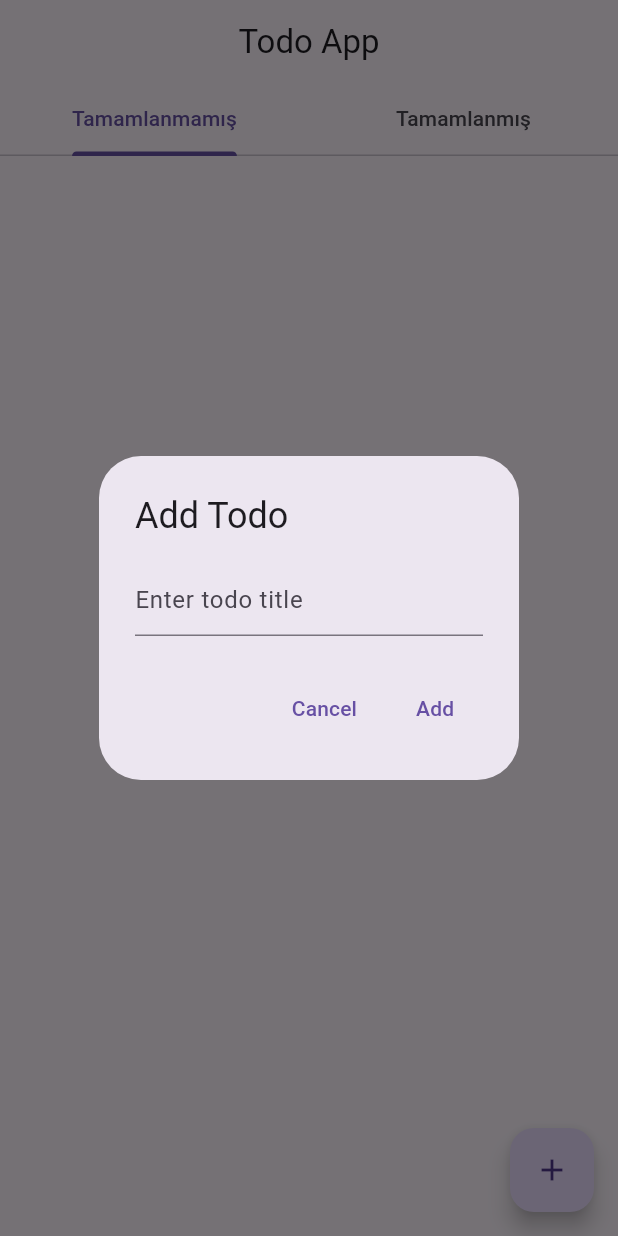
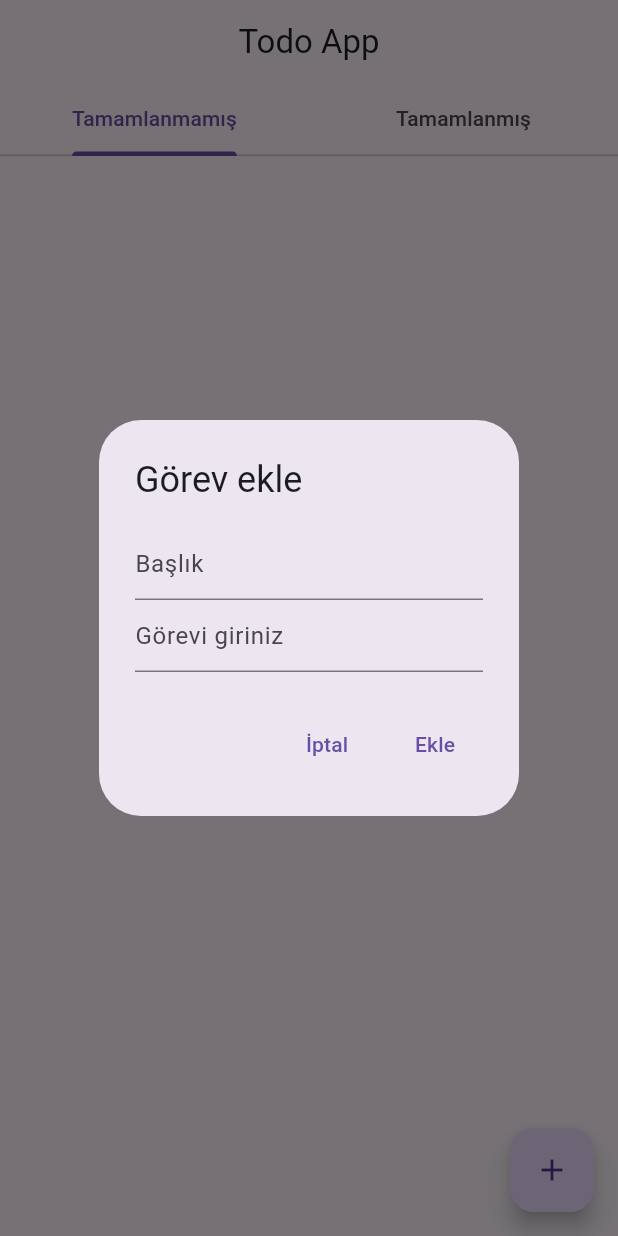
Before and after one commit to mehmetakifkucukkaya/todo_app-flutter, a Flutter app: the screen it shows after launch, after a tap on "Giriş Yap", after a tap on the "add" icon, on a phone screen of 412 x 824 dp. Run offline on Flutter 3.47's test engine with Material 3 defaults, Android fonts, the phone set to English and light mode, and no system bars; our stand-ins replace firebase_auth, firebase_core, get; missing offline and left inert: firebase_cloud_firestore; accounts and stored records are empty; network calls fail.

Commit message:
Added addTodo method and optimizated codes

```diff
--- a/analysis_options.yaml
+++ b/analysis_options.yaml
@@ -11,6 +11,7 @@ analyzer:
   errors:
     avoid_print: ignore
     constant_identifier_names: ignore
+    use_build_context_synchronously: ignore
 include: package:flutter_lints/flutter.yaml
 
 linter:
--- a/lib/controllers/todo_controller.dart
+++ b/lib/controllers/todo_controller.dart
@@ -1,14 +1,15 @@
-import 'package:cloud_firestore/cloud_firestore.dart'; // Firebase Cloud Firestore yerine doğru paket adı
 import 'package:get/get.dart';
 
 import '../data/models/todo_model.dart';
+import '../data/services/todo_service.dart';
 import 'auth_controller.dart';
 
 class TodoController extends GetxController {
-  final FirebaseFirestore _firestore = FirebaseFirestore.instance;
+  final TodoService _todoService = TodoService();
   final AuthController _authController = Get.find<AuthController>();
 
   final todos = <TodoModel>[].obs;
+  final isLoading = false.obs;
 
   @override
   void onInit() {
@@ -17,89 +18,56 @@ class TodoController extends GetxController {
     fetchTodos();
   }
 
-  //* Todoları Firebase'den getirme metodu
   List<TodoModel> get incompleteTodos =>
       todos.where((todo) => !todo.isCompleted).toList();
 
   List<TodoModel> get completedTodos =>
       todos.where((todo) => todo.isCompleted).toList();
 
-  //* Todoları firebase'den çekme metodu
+//* görevleri veritabanından çeken metot
   Future<void> fetchTodos() async {
     if (_authController.userId == null) {
       print('User ID is null');
       return;
     }
 
+    isLoading.value = true;
+
     try {
-      print('Fetching todos for user: ${_authController.userId}');
-      final querySnapshot = await _firestore
-          .collection('users')
-          .doc(_authController.userId)
-          .collection('todos')
-          .get();
-
-      print('Query snapshot: ${querySnapshot.docs.length} documents');
-
-      if (querySnapshot.docs.isEmpty) {
-        print('No todos found for user: ${_authController.userId}');
-      } else {
-        todos.value = querySnapshot.docs
-            .map((doc) => TodoModel.fromFirestore(doc))
-            .toList();
-        print("Fetched todos: ${todos.length}");
-        for (var todo in todos) {
-          print('Todo: ${todo.title}, Completed: ${todo.isCompleted}');
-        }
-      }
-    } catch (e) {
-      print('Failed to fetch todos: $e');
+      final fetchedTodos =
+          await _todoService.fetchTodos(_authController.userId!);
+      todos.value = fetchedTodos;
+    } finally {
+      isLoading.value = false;
     }
   }
 
+//* Yeni görev eklemek için kullanılan metot
   Future<void> addTodo(String title, String todo) async {
     if (_authController.userId == null) return;
 
     final newTodo = TodoModel(
       title: title,
       userId: _authController.userId!,
-      todo: todo, // Yeni özellik ekleniyor
+      todo: todo,
+      isCompleted: false,
+      createdAt: DateTime.now(),
     );
 
-    try {
-      final docRef = await _firestore
-          .collection('users')
-          .doc(_authController.userId)
-          .collection('todos')
-          .add(newTodo.toMap());
-      newTodo.id = docRef.id;
-      todos.add(newTodo);
-      print("Added todo: ${newTodo.title}");
-    } catch (e) {
-      print('Failed to add todo: $e');
-    }
+    await _todoService.addTodo(_authController.userId!, newTodo);
+    todos.add(newTodo);
   }
 
-  //* Todo'yu tamamlayıp tamamalamama durumunu kontrol eden metot
+//* Tamamlanıp tamamlanmama durumunu yöneten metod
   Future<void> toggleTodo(TodoModel todo) async {
     if (_authController.userId == null) return;
 
     final updatedTodo = todo.copyWith(isCompleted: !todo.isCompleted);
 
-    try {
-      await _firestore
-          .collection('users')
-          .doc(_authController.userId)
-          .collection('todos')
-          .doc(todo.id)
-          .update(updatedTodo.toMap());
-      final index = todos.indexWhere((t) => t.id == todo.id);
-      if (index != -1) {
-        todos[index] = updatedTodo;
-      }
-      print("Toggled todo: ${updatedTodo.title}");
-    } catch (e) {
-      print('Failed to toggle todo: $e');
+    await _todoService.updateTodo(_authController.userId!, updatedTodo);
+    final index = todos.indexWhere((t) => t.id == todo.id);
+    if (index != -1) {
+      todos[index] = updatedTodo;
     }
   }
 }
--- a/lib/core/constants/app_strings.dart
+++ b/lib/core/constants/app_strings.dart
@@ -45,4 +45,14 @@ class AppStrings {
 
   static const String passwordMinCharacter =
       "Şifreniz en az 8 karakter olmalıdır";
+
+  // Görev ekleme ile ilgili //
+
+  static const String title = "Başlık";
+  static const String todoAdd = "Görevi giriniz";
+  static const String pageTitle = "Görev ekle";
+
+  // Butonlar
+  static const String cancel = "İptal";
+  static const String add = "Ekle";
 }
--- a/lib/data/models/todo_model.dart
+++ b/lib/data/models/todo_model.dart
@@ -1,4 +1,4 @@
-import 'package:cloud_firestore/cloud_firestore.dart'; // Firebase Cloud Firestore yerine doğru paket adı
+import 'package:firebase_cloud_firestore/firebase_cloud_firestore.dart';
 
 class TodoModel {
   String? id;
@@ -6,7 +6,7 @@ class TodoModel {
   bool isCompleted;
   DateTime createdAt;
   String userId;
-  String todo; // Yeni eklenen todo özelliği
+  String todo;
 
   TodoModel({
     this.id,
@@ -14,7 +14,7 @@ class TodoModel {
     this.isCompleted = false,
     required this.userId,
     DateTime? createdAt,
-    this.todo = '', // Yeni özelliğin varsayılan değeri
+    this.todo = '',
   }) : createdAt = createdAt ?? DateTime.now();
 
   // Firestore'dan veri okumak için factory constructor
@@ -26,7 +26,7 @@ class TodoModel {
       isCompleted: data['isCompleted'] ?? false,
       userId: data['userId'] ?? '',
       createdAt: (data['createdAt'] as Timestamp).toDate(),
-      todo: data['todo'] ?? '', // Yeni özelliğin okunması
+      todo: data['todo'] ?? '',
     );
   }
 
@@ -37,7 +37,7 @@ class TodoModel {
       'isCompleted': isCompleted,
       'userId': userId,
       'createdAt': Timestamp.fromDate(createdAt),
-      'todo': todo, // Yeni özelliğin eklenmesi
+      'todo': todo,
     };
   }
 
@@ -56,7 +56,7 @@ class TodoModel {
       isCompleted: isCompleted ?? this.isCompleted,
       userId: userId ?? this.userId,
       createdAt: createdAt ?? this.createdAt,
-      todo: todo ?? this.todo, // Yeni özelliğin güncellenmesi
+      todo: todo ?? this.todo,
     );
   }
 }
--- a/lib/presentation/atoms/todo/todo_item.dart
+++ b/lib/presentation/atoms/todo/todo_item.dart
@@ -30,10 +30,15 @@ class TodoItem extends StatelessWidget {
         subtitle: Column(
           crossAxisAlignment: CrossAxisAlignment.start,
           children: [
-            Text(todo.todo),
+            Text(
+              todo.todo,
+              style: const TextStyle(
+                fontSize: 16,
+              ),
+            ),
             const SizedBox(height: 8),
             Text(
-              'Created on: ${todo.createdAt.toLocal().toString().split(' ')[0]}',
+              todo.createdAt.toLocal().toString().split(' ')[0],
               style: TextStyle(
                 color: Colors.grey[600],
                 fontStyle: FontStyle.italic,
--- a/lib/presentation/views/home_page.dart
+++ b/lib/presentation/views/home_page.dart
@@ -18,7 +18,13 @@ class HomePage extends StatelessWidget {
         centerTitle: true,
       ),
       body: Obx(
-        () => DefaultTabController(
+        () {
+          if (controller.isLoading.value) {
+            return const Center(
+              child: CircularProgressIndicator(),
+            );
+          }
+          return DefaultTabController(
             length: 2,
             child: Column(
               children: [
@@ -38,7 +44,8 @@ class HomePage extends StatelessWidget {
                 ),
               ],
             ),
-        ),
+          );
+        },
       ),
       floatingActionButton: FloatingActionButton(
         onPressed: () => _showAddTodoDialog(context),
@@ -47,31 +54,70 @@ class HomePage extends StatelessWidget {
     );
   }
 
+  //* Görev Ekleme pop-up'ı
   void _showAddTodoDialog(BuildContext context) {
-    final TextEditingController textController = TextEditingController();
+    final TextEditingController titleController = TextEditingController();
+    final TextEditingController todoController = TextEditingController();
 
     showDialog(
       context: context,
       builder: (context) => AlertDialog(
-        title: const Text('Add Todo'),
-        content: TextField(
-          controller: textController,
-          decoration: const InputDecoration(hintText: 'Enter todo title'),
+        title: const Text(AppStrings.pageTitle),
+        content: Column(
+          mainAxisSize: MainAxisSize.min,
+          children: [
+            TextField(
+              controller: titleController,
+              decoration:
+                  const InputDecoration(hintText: AppStrings.title),
+            ),
+            TextField(
+              controller: todoController,
+              decoration:
+                  const InputDecoration(hintText: AppStrings.todoAdd),
+            ),
+          ],
         ),
         actions: [
           TextButton(
             onPressed: () => Navigator.pop(context),
-            child: const Text('Cancel'),
+            child: const Text(AppStrings.cancel),
           ),
           TextButton(
-            onPressed: () {
-              if (textController.text.isNotEmpty) {
-                controller.addTodo(
-                    textController.text, textController.text);
+            onPressed: () async {
+              if (titleController.text.isNotEmpty &&
+                  todoController.text.isNotEmpty) {
+                try {
+                  await controller.addTodo(
+                    titleController.text,
+                    todoController.text,
+                  );
                   Navigator.pop(context);
+                  Get.snackbar(
+                    "Tamamlandı",
+                    "Göreviniz Başarıyla Eklendi",
+                    backgroundColor: Colors.green,
+                    icon: const Icon(Icons.check_circle),
+                  );
+                } catch (e) {
+                  print('Failed to add todo: $e');
+                  Get.snackbar(
+                    "Hata",
+                    "Göreviniz Eklenemedi: ${e.toString()}",
+                    backgroundColor: Colors.red,
+                    icon: const Icon(Icons.error),
+                  );
+                }
+              } else {
+                Get.snackbar(
+                  "Hata",
+                  "Başlık ve açıklama boş olamaz",
+                  backgroundColor: Colors.red,
+                  icon: const Icon(Icons.error),
+                );
               }
             },
-            child: const Text('Add'),
+            child: const Text(AppStrings.add),
           ),
         ],
       ),
```
Also changed, not shown: lib/data/services/todo_service.dart (added, +52 -0 lines). Lines whose indentation alone changed are shown as unchanged.
